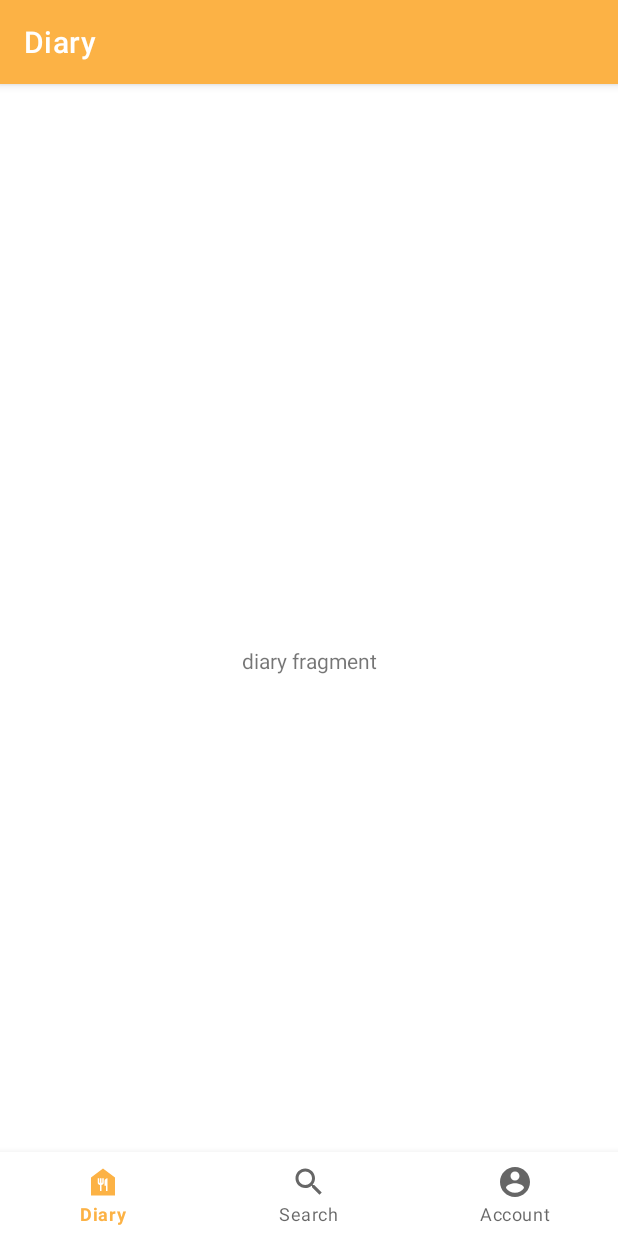
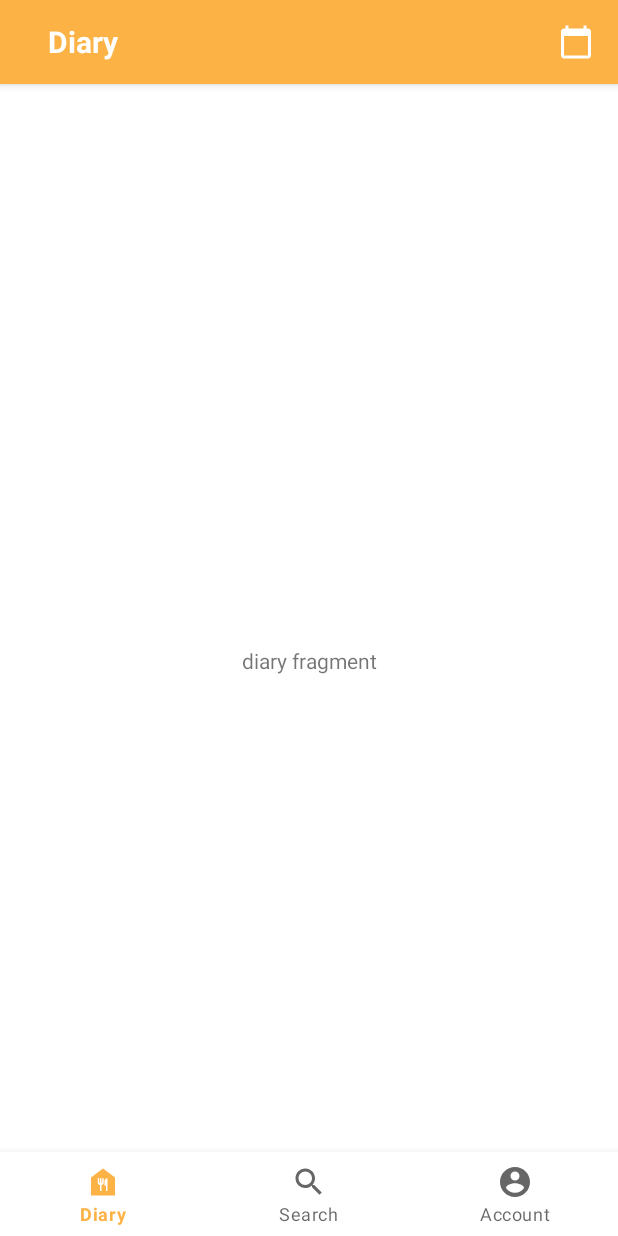
Before and after one commit to Wonderjack996/Food-Diary, an Android app: the screen it shows after launch (MainActivity), on a phone screen of 412 x 824 dp. Run offline under Robolectric (Android 15) with nearby library versions, the phone set to English and light mode, and no system bars; our stand-ins replace navigation-ui; 2 statements that could not run were skipped.

Commit message:
Modificata toolbar e aggiunto calendario
Aggiunta la toolbar custom, iniziato lo sviluppo della pagina diary con aggiunta calendario per selezione data.

```diff
--- a/app/src/main/java/it/fooddiary/MainActivity.java
+++ b/app/src/main/java/it/fooddiary/MainActivity.java
@@ -1,29 +1,85 @@
 package it.fooddiary;
 
+import androidx.annotation.NonNull;
+import androidx.appcompat.app.ActionBar;
 import androidx.appcompat.app.AppCompatActivity;
+import androidx.core.view.GravityCompat;
+import androidx.drawerlayout.widget.DrawerLayout;
+import androidx.fragment.app.Fragment;
+import androidx.fragment.app.FragmentTransaction;
 import androidx.navigation.NavController;
 import androidx.navigation.Navigation;
 import androidx.navigation.ui.AppBarConfiguration;
 import androidx.navigation.ui.NavigationUI;
-
 import android.os.Bundle;
+import android.util.Log;
+import android.view.MenuItem;
+import android.view.View;
+import android.widget.CalendarView;
+import android.widget.ImageButton;
+import android.widget.TextView;
+import android.widget.Toolbar;
 
 import com.google.android.material.bottomnavigation.BottomNavigationView;
+import com.google.android.material.navigation.NavigationView;
+
+import it.fooddiary.ui.account.AccountFragment;
+import it.fooddiary.ui.diary.CalendarPopUp;
+import it.fooddiary.ui.diary.DiaryFragment;
+import it.fooddiary.ui.search.SearchFragment;
 
 public class MainActivity extends AppCompatActivity {
+
+    private static final String TAG = "MainActivity";
+
+    private TextView toolbarTitle;
+    private ImageButton calendarButton;
+    private CalendarPopUp calendarPopup;
 
     @Override
     protected void onCreate(Bundle savedInstanceState) {
         super.onCreate(savedInstanceState);
         setContentView(R.layout.activity_main);
 
+        /**
+         * Insert my toolbar
+         */
+        getSupportActionBar().setDisplayOptions(ActionBar.DISPLAY_SHOW_CUSTOM);
+        getSupportActionBar().setCustomView(R.layout.toolbar_custom);
+
         BottomNavigationView navView = findViewById(R.id.nav_view);
         AppBarConfiguration appBarConfiguration = new AppBarConfiguration.Builder(
                 R.id.navigation_diary,
                 R.id.navigation_search,
                 R.id.navigation_account).build();
-        NavController navController = Navigation.findNavController(this, R.id.nav_host_fragment);
-        NavigationUI.setupActionBarWithNavController(this, navController, appBarConfiguration);
+        NavController navController = Navigation.findNavController(this,
+                R.id.nav_host_fragment);
+        NavigationUI.setupActionBarWithNavController(this,
+                navController,
+                appBarConfiguration);
         NavigationUI.setupWithNavController(navView, navController);
+
+        toolbarTitle = findViewById(R.id.toolbar_custom_title);
+        calendarButton = findViewById(R.id.calendar_button);
+        //calendarPopup = new CalendarPopUp();
+    }
+
+    public void setDiaryToolbar() {
+        toolbarTitle.setText(R.string.diary);
+        calendarButton.setVisibility(View.VISIBLE);
+    }
+
+    public void setSearchToolbar() {
+        toolbarTitle.setText(R.string.search);
+        calendarButton.setVisibility(View.INVISIBLE);
+    }
+
+    public void setAccountToolbar() {
+        toolbarTitle.setText(R.string.account);
+        calendarButton.setVisibility(View.INVISIBLE);
+    }
+
+    public void openCalendar(View view) {
+        Log.d(TAG, "calendar opened");
     }
 }
--- a/app/src/main/java/it/fooddiary/ui/account/AccountFragment.java
+++ b/app/src/main/java/it/fooddiary/ui/account/AccountFragment.java
@@ -9,6 +9,7 @@ import androidx.annotation.NonNull;
 import androidx.annotation.Nullable;
 import androidx.fragment.app.Fragment;
 
+import it.fooddiary.MainActivity;
 import it.fooddiary.R;
 
 public class AccountFragment extends Fragment {
@@ -19,6 +20,8 @@ public class AccountFragment extends Fragment {
                              @Nullable ViewGroup container,
                              @Nullable Bundle savedInstanceState) {
         View root = inflater.inflate(R.layout.fragment_account, container, false);
+        MainActivity main = (MainActivity) getActivity();
+        main.setAccountToolbar();
         return root;
     }
 }
--- a/app/src/main/java/it/fooddiary/ui/diary/DiaryFragment.java
+++ b/app/src/main/java/it/fooddiary/ui/diary/DiaryFragment.java
@@ -4,11 +4,14 @@ import android.os.Bundle;
 import android.view.LayoutInflater;
 import android.view.View;
 import android.view.ViewGroup;
+import android.widget.ImageButton;
+import android.widget.TextView;
 
 import androidx.annotation.NonNull;
 import androidx.annotation.Nullable;
 import androidx.fragment.app.Fragment;
 
+import it.fooddiary.MainActivity;
 import it.fooddiary.R;
 
 public class DiaryFragment extends Fragment {
@@ -19,6 +22,8 @@ public class DiaryFragment extends Fragment {
                              @Nullable ViewGroup container,
                              @Nullable Bundle savedInstanceState) {
         View root = inflater.inflate(R.layout.fragment_diary, container, false);
+        MainActivity main = (MainActivity) getActivity();
+        main.setDiaryToolbar();
         return root;
     }
 }
--- a/app/src/main/java/it/fooddiary/ui/search/SearchFragment.java
+++ b/app/src/main/java/it/fooddiary/ui/search/SearchFragment.java
@@ -9,6 +9,7 @@ import androidx.annotation.NonNull;
 import androidx.annotation.Nullable;
 import androidx.fragment.app.Fragment;
 
+import it.fooddiary.MainActivity;
 import it.fooddiary.R;
 
 public class SearchFragment extends Fragment {
@@ -19,6 +20,8 @@ public class SearchFragment extends Fragment {
                              @Nullable ViewGroup container,
                              @Nullable Bundle savedInstanceState) {
         View root = inflater.inflate(R.layout.fragment_search, container, false);
+        MainActivity main = (MainActivity) getActivity();
+        main.setSearchToolbar();
         return root;
     }
 }
--- /dev/null
+++ b/app/src/main/res/drawable/ic_baseline_calendar_today_24.xml
@@ -0,0 +1,10 @@
+<vector xmlns:android="http://schemas.android.com/apk/res/android"
+    android:width="24dp"
+    android:height="24dp"
+    android:viewportWidth="24"
+    android:viewportHeight="24"
+    android:tint="?attr/colorControlNormal">
+  <path
+      android:fillColor="@android:color/white"
+      android:pathData="M20,3h-1L19,1h-2v2L7,3L7,1L5,1v2L4,3c-1.1,0 -2,0.9 -2,2v16c0,1.1 0.9,2 2,2h16c1.1,0 2,-0.9 2,-2L22,5c0,-1.1 -0.9,-2 -2,-2zM20,21L4,21L4,8h16v13z"/>
+</vector>
--- /dev/null
+++ b/app/src/main/res/layout/toolbar_custom.xml
@@ -0,0 +1,27 @@
+<?xml version="1.0" encoding="utf-8"?>
+<androidx.appcompat.widget.Toolbar xmlns:android="http://schemas.android.com/apk/res/android"
+    xmlns:tools="http://schemas.android.com/tools"
+    android:layout_width="match_parent"
+    android:layout_height="match_parent">
+
+    <TextView
+        android:id="@+id/toolbar_custom_title"
+        android:layout_width="wrap_content"
+        android:layout_height="wrap_content"
+        android:layout_gravity="start"
+        android:text="@string/diary"
+        android:textColor="@color/secondaryTextColor"
+        android:textSize="20sp"
+        android:textStyle="bold" />
+
+    <ImageButton
+        android:id="@+id/calendar_button"
+        android:layout_width="wrap_content"
+        android:layout_height="wrap_content"
+        android:layout_gravity="end"
+        android:background="@null"
+        android:contentDescription="@string/calendar"
+        android:onClick="openCalendar"
+        android:src="@drawable/ic_baseline_calendar_today_24" />
+
+</androidx.appcompat.widget.Toolbar>
--- a/app/src/main/res/values/strings.xml
+++ b/app/src/main/res/values/strings.xml
@@ -3,4 +3,6 @@
     <string name="diary">Diary</string>
     <string name="account">Account</string>
     <string name="search">Search</string>
+    <string name="calendar">Calendar</string>
+    <string name="ok">OK</string>
 </resources>
```
Also changed, not shown: app/src/main/java/it/fooddiary/ui/diary/CalendarPopUp.java (added, +71 -0 lines), app/src/main/res/drawable-v24/ic_launcher_foreground.xml (deleted, +0 -30 lines), app/src/main/res/drawable/ic_launcher_background.xml (deleted, +0 -74 lines), app/src/main/res/layout/popup_calendar.xml (added, +45 -0 lines), 1 other file.
